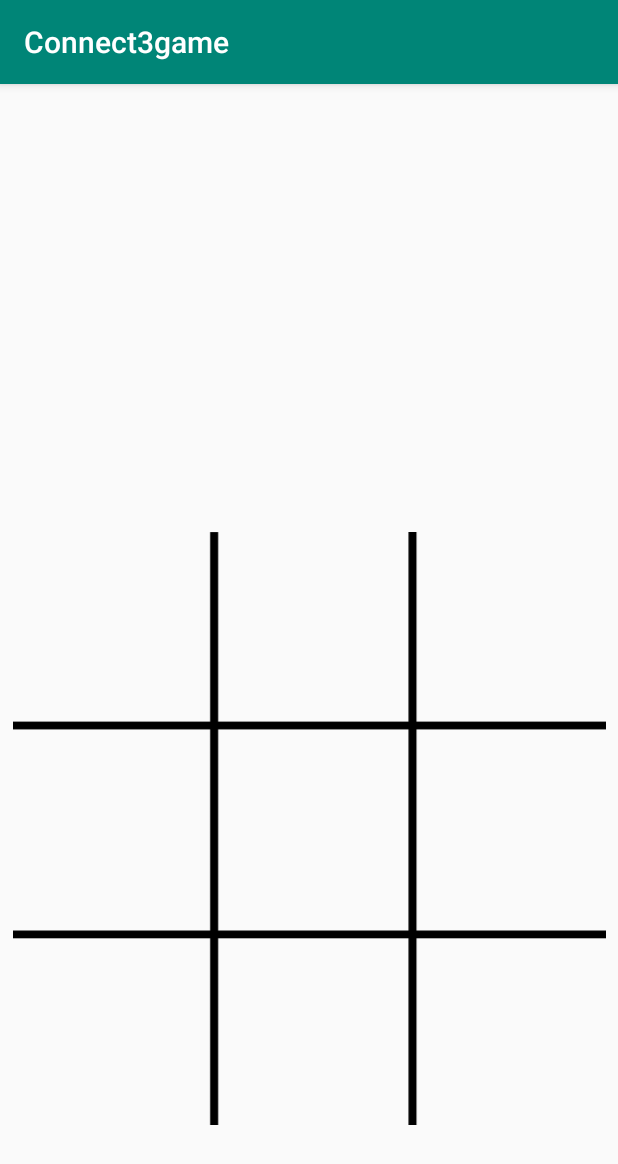
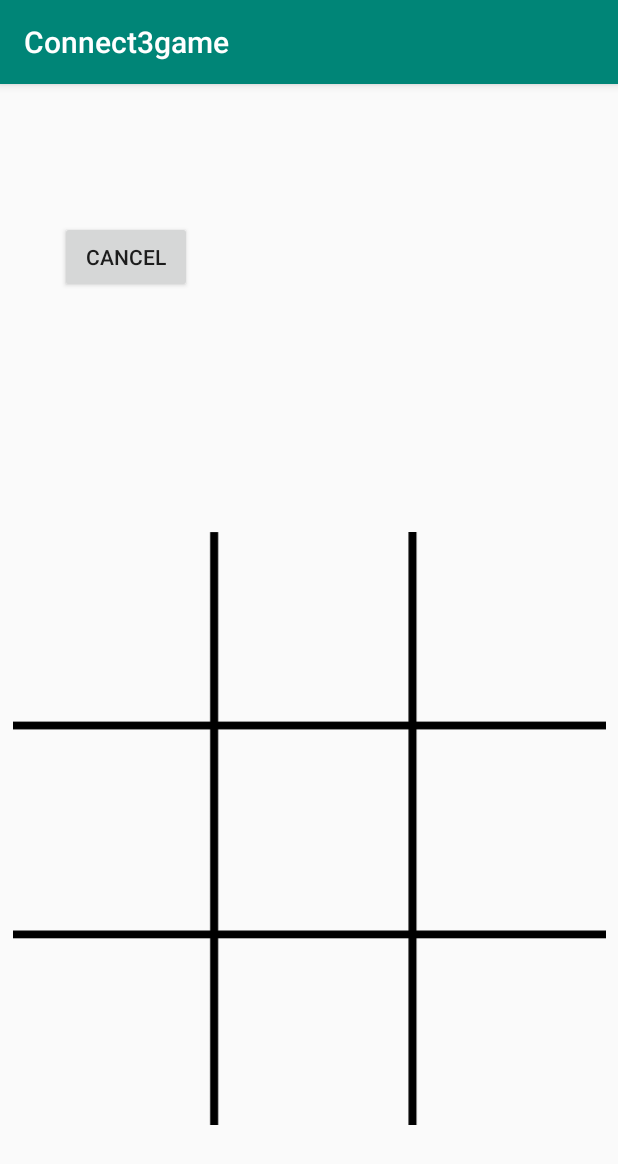
Before and after one commit to ashish336b/Java_Android_App, an Android app: the screen it shows after launch (MainActivity), on a phone screen of 412 x 824 dp. Shown: the top 1164 px of the screen. Run offline under Robolectric (Android 15) with nearby library versions, the phone set to English and light mode, and no system bars.

Commit message:
cancel button added

```diff
--- a/Connect3game/app/src/main/res/layout/activity_main.xml
+++ b/Connect3game/app/src/main/res/layout/activity_main.xml
@@ -117,10 +117,10 @@
         android:id="@+id/winnerTextView"
         android:layout_width="wrap_content"
         android:layout_height="wrap_content"
-        android:layout_marginStart="162dp"
-        android:layout_marginLeft="162dp"
-        android:layout_marginEnd="162dp"
-        android:layout_marginRight="162dp"
+        android:layout_marginStart="236dp"
+        android:layout_marginLeft="236dp"
+        android:layout_marginEnd="111dp"
+        android:layout_marginRight="111dp"
         android:layout_marginBottom="12dp"
         android:text="Play "
         android:textColor="#3BFF45"
@@ -136,12 +136,27 @@
         android:id="@+id/playAgain"
         android:layout_width="wrap_content"
         android:layout_height="wrap_content"
+        android:onClick="playAgain"
         android:text="Play Again"
-        android:onClick="playAgain"
         android:visibility="invisible"
         app:layout_constraintBottom_toTopOf="@+id/gridLayout"
         app:layout_constraintEnd_toEndOf="parent"
         app:layout_constraintStart_toStartOf="parent"
         app:layout_constraintTop_toBottomOf="@+id/winnerTextView"
         tools:visibility="invisible" />
+
+    <Button
+        android:id="@+id/button2"
+        android:layout_width="wrap_content"
+        android:layout_height="wrap_content"
+        android:layout_marginStart="40dp"
+        android:layout_marginLeft="40dp"
+        android:layout_marginTop="100dp"
+        android:layout_marginBottom="167dp"
+        android:onClick="resetPlay"
+        android:text="@android:string/cancel"
+        app:layout_constraintBottom_toTopOf="@+id/gridLayout"
+        app:layout_constraintStart_toStartOf="parent"
+        app:layout_constraintTop_toTopOf="parent"
+        app:layout_constraintVertical_bias="0.511" />
 </android.support.constraint.ConstraintLayout>
```
Also changed, not shown: Connect3game/app/src/main/java/com/example/connect3game/MainActivity.java (+22 -3 lines).
